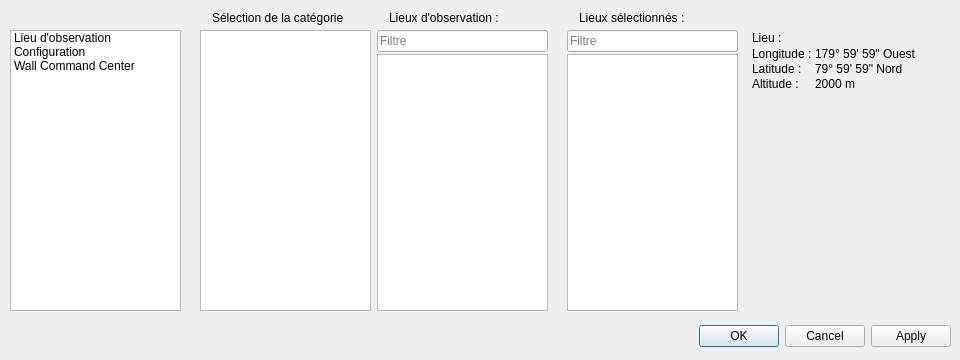
Old version of the form src/interface/options/options.ui in the repository mconsidine/previsat_archive.
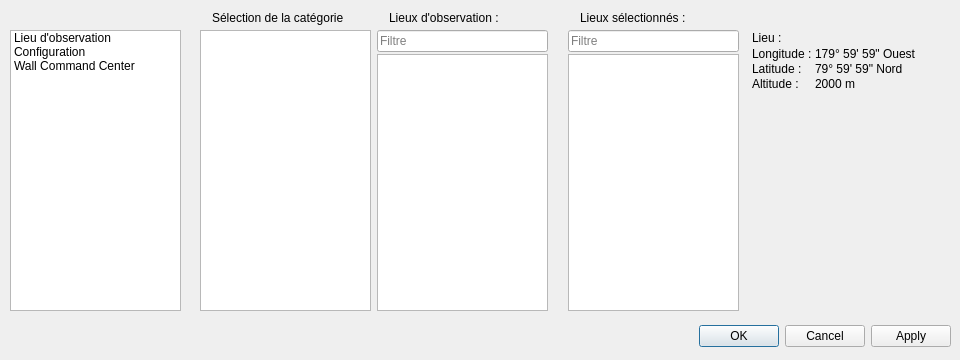
New version of the form. Icons and pictures are not drawn.

Patch:
```diff
--- a/src/interface/options/options.ui
+++ b/src/interface/options/options.ui
@@ -106,7 +106,7 @@
     <widget class="QListWidget" name="selecLieux">
      <property name="geometry">
       <rect>
-       <x>367</x>
+       <x>368</x>
        <y>44</y>
        <width>171</width>
        <height>257</height>
@@ -667,7 +667,7 @@
     <widget class="QLabel" name="lbl_lieuxSelectionnes">
      <property name="geometry">
       <rect>
-       <x>379</x>
+       <x>380</x>
        <y>0</y>
        <width>151</width>
        <height>16</height>
@@ -846,7 +846,7 @@
     <widget class="QLineEdit" name="filtreSelecLieux">
      <property name="geometry">
       <rect>
-       <x>367</x>
+       <x>368</x>
        <y>20</y>
        <width>171</width>
        <height>22</height>
```
